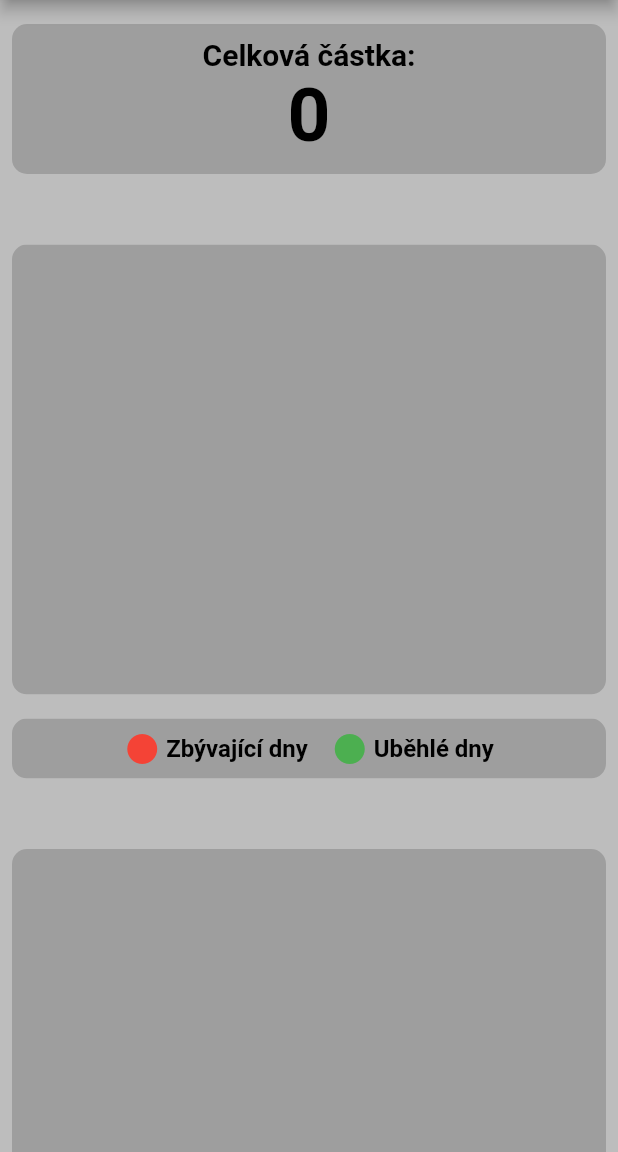
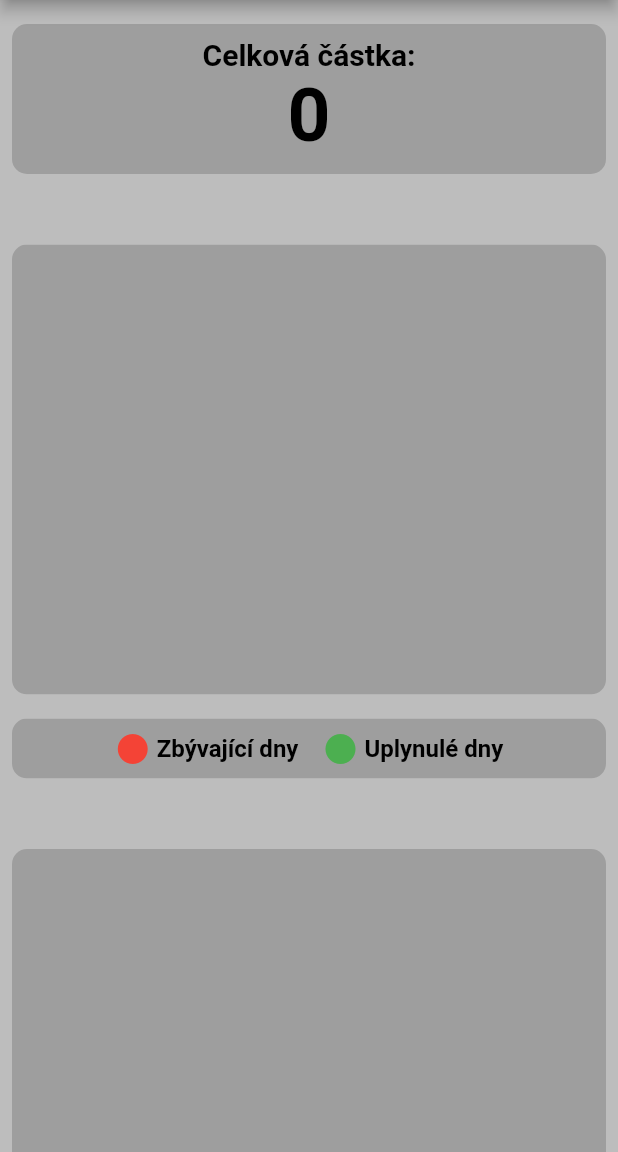
Before and after one commit to luklukass/motivator_with_initial_value, a Flutter app: the screen it shows after launch, scrolled down 576 dp, on a phone screen of 412 x 824 dp, the part 84-1236 px from its top. Run offline on Flutter 3.47's test engine with Material 2 defaults, Android fonts, the light colour scheme and no system bars; drawn by our look-alikes of pie_chart; our stand-ins replace shared_preferences.

Commit message:
final_V1

```diff
--- a/lib/main.dart
+++ b/lib/main.dart
@@ -80,7 +80,7 @@ class _ScrolledLayoutState extends State<ScrolledLayout> {
   void initState() {
     super.initState();
     earnedMoneyController.addListener(computetotalSalary);
-
+    startCountdownTimer();
     // Retrieve saved dates from shared preferences
     SharedPreferences.getInstance().then((prefs) {
       if (prefs.containsKey('arrivalDate')) {
@@ -743,7 +743,7 @@ class _ScrolledLayoutState extends State<ScrolledLayout> {
                                 SizedBox(width: 16),
                                 Icon(Icons.circle, color: Colors.green),
                                 SizedBox(width: 4),
-                                Text('Uběhlé dny',
+                                Text('Uplynulé dny',
                                   style: TextStyle(
                                     fontSize: 16,
                                     color: Colors.black,
@@ -779,8 +779,8 @@ class _ScrolledLayoutState extends State<ScrolledLayout> {
                             child: Center(
                               child: PieChart(
                                 dataMap: {
-                                  'Zbývající dny': totalSalary.toDouble(),
-                                  'Uběhlé dny': totalEarnedMoney.toDouble(),
+                                  'Celková částka': (totalSalary.toDouble() - totalEarnedMoney.toDouble()),
+                                  'Vyděláno': totalEarnedMoney.toDouble(),
                                 },
                                 colorList: [Colors.blue, Colors.orange],
                                 chartRadius: 290,
```
Also changed, not shown: pubspec.yaml (+8 -0 lines), pubspec.lock, 16 other files.
